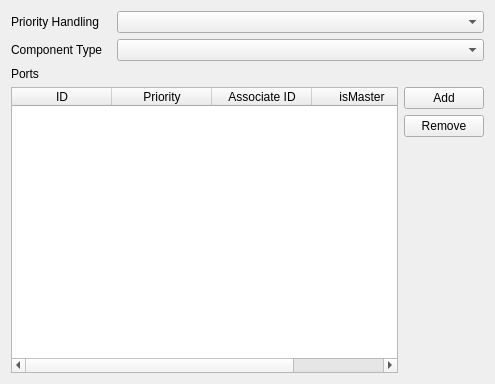
This is src/popups/l4_popup.ui in me2x/iNARK_Graphical as Qt 5 draws it before an edit. The edited form follows.
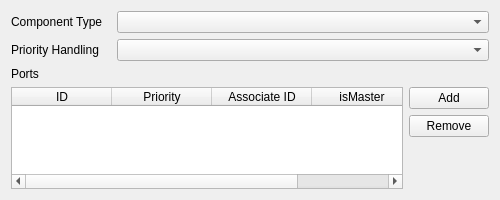
This is the edited form.

The edit to the form file:
```diff
--- a/src/popups/l4_popup.ui
+++ b/src/popups/l4_popup.ui
@@ -6,10 +6,16 @@
    <rect>
     <x>0</x>
     <y>0</y>
-    <width>495</width>
-    <height>384</height>
+    <width>500</width>
+    <height>200</height>
    </rect>
   </property>
+  <property name="minimumSize">
+   <size>
+    <width>500</width>
+    <height>200</height>
+   </size>
+  </property>
   <layout class="QVBoxLayout" name="verticalLayout_2">
    <item>
     <layout class="QHBoxLayout" name="horizontalLayout_2">
@@ -22,7 +28,7 @@
         </size>
        </property>
        <property name="text">
-        <string>Priority Handling</string>
+        <string>Component Type</string>
        </property>
       </widget>
      </item>
@@ -42,7 +48,7 @@
         </size>
        </property>
        <property name="text">
-        <string>Component Type</string>
+        <string>Priority Handling</string>
        </property>
       </widget>
      </item>
```
